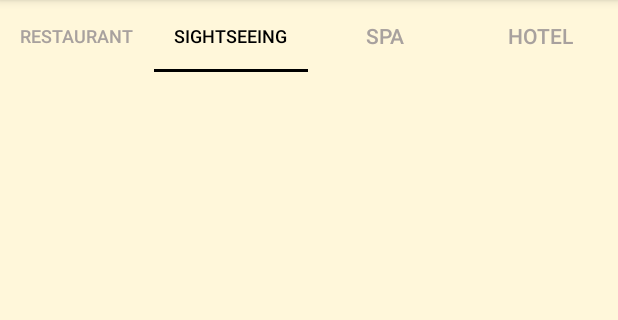
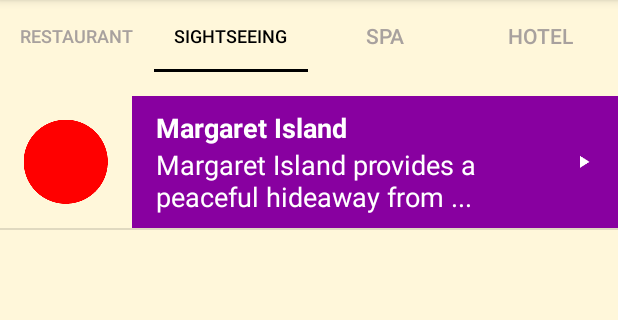
Before and after one commit to jozseflehocz/BudapestGuide, an Android app: the screen it shows after launch (MainActivity), tab 2 chosen, on a phone screen of 412 x 824 dp, the part 84-404 px from its top. Run offline under Robolectric (Android 15) with nearby library versions, the phone set to English and light mode, and no system bars.

Commit message:
guide: + description

```diff
--- a/app/src/main/java/com/example/android/budapestguide/GuideAdapter.java
+++ b/app/src/main/java/com/example/android/budapestguide/GuideAdapter.java
@@ -59,17 +59,17 @@ public class GuideAdapter extends ArrayAdapter<Guide>  {
         // Get the {@link Guide} object located at this position in the list
         Guide currentGuide = getItem(position);
 
-        // Find the TextView in the list_item.xml layout with the ID budapestguide_text_view.
-        TextView budapestguideTextView = (TextView) listItemView.findViewById(R.id.budapestguide_text_view);
+        // Find the TextView in the list_item.xml layout with the ID title_text_view.
+        TextView TitleTextView = (TextView) listItemView.findViewById(R.id.title_text_view);
         // Get the budapestguide translation from the currentGuide object and set this text on
         // the budapestguide TextView.
-//        budapestguideTextView.setText(currentGuide.getbudapestguideTranslation());
+        TitleTextView.setText(currentGuide.getTitle());
 
-        // Find the TextView in the list_item.xml layout with the ID default_text_view.
-        TextView defaultTextView = (TextView) listItemView.findViewById(R.id.default_text_view);
+        // Find the TextView in the list_item.xml layout with the ID description_text_view.
+        TextView DescriptionTextView = (TextView) listItemView.findViewById(R.id.description_text_view);
         // Get the default translation from the currentGuide object and set this text on
         // the default TextView.
-//        defaultTextView.setText(currentGuide.getDefaultTranslation());
+        DescriptionTextView.setText(currentGuide.getDescription().substring(0,50)+"...");
 
         // Find the ImageView in the list_item.xml layout with the ID image.
         ImageView imageView = (ImageView) listItemView.findViewById(R.id.image);
--- a/app/src/main/java/com/example/android/budapestguide/SightseeingFragment.java
+++ b/app/src/main/java/com/example/android/budapestguide/SightseeingFragment.java
@@ -30,19 +30,7 @@ public class SightseeingFragment extends Fragment {
 
         // Create a list of guides
         final ArrayList<Guide> guides = new ArrayList<Guide>();
-//        guides.add(new Guide("red", "weṭeṭṭi", R.drawable.color_red, R.raw.color_red));
-//        guides.add(new Guide("mustard yellow", "chiwiiṭә", R.drawable.color_mustard_yellow,
-//                R.raw.color_mustard_yellow));
-//        guides.add(new Guide("dusty yellow", "ṭopiisә", R.drawable.color_dusty_yellow,
-//                R.raw.color_dusty_yellow));
-//        guides.add(new Guide("green", "chokokki", R.drawable.color_green, R.raw.color_green));
-//        guides.add(new Guide("brown", "ṭakaakki", R.drawable.color_brown, R.raw.color_brown));
-//        guides.add(new Guide("gray", "ṭopoppi", R.drawable.color_gray, R.raw.color_gray));
-//        guides.add(new Guide("black", "kululli", R.drawable.color_black, R.raw.color_black));
-//        guides.add(new Guide("white", "kelelli", R.drawable.color_white, R.raw.color_white));
-
-        // Create an {@link GuideAdapter}, whose data source is a list of {@link Guide}s. The
-        // adapter knows how to create list items for each item in the list.
+        guides.add(new Guide("Margaret Island", "Margaret Island provides a peaceful hideaway from hectic downtown Budapest with large green areas, flowery gardens, old trees, and lots of entertainment.",R.drawable.color_red));
         GuideAdapter adapter = new GuideAdapter(getActivity(), guides, R.color.category_colors);
 
         // Find the {@link ListView} object in the view hierarchy of the {@link Activity}.
--- a/app/src/main/res/layout/list_item.xml
+++ b/app/src/main/res/layout/list_item.xml
@@ -20,7 +20,7 @@
         android:paddingLeft="16dp">
 
         <TextView
-            android:id="@+id/budapestguide_text_view"
+            android:id="@+id/title_text_view"
             android:layout_width="match_parent"
             android:layout_height="0dp"
             android:layout_weight="1"
@@ -28,17 +28,17 @@
             android:textAppearance="?android:textAppearanceMedium"
             android:textColor="@android:color/white"
             android:textStyle="bold"
-            tools:text="egy" />
+            tools:text="Title" />
 
         <TextView
-            android:id="@+id/default_text_view"
+            android:id="@+id/description_text_view"
             android:layout_width="match_parent"
             android:layout_height="0dp"
             android:layout_weight="1"
             android:gravity="top"
             android:textAppearance="?android:textAppearanceMedium"
             android:textColor="@android:color/white"
-            tools:text="one" />
+            tools:text="Description" />
     </LinearLayout>
     <ImageView
         android:id="@+id/play_icon"
```
Also changed, not shown: app/src/main/java/com/example/android/budapestguide/Guide.java (+2 -16 lines).
